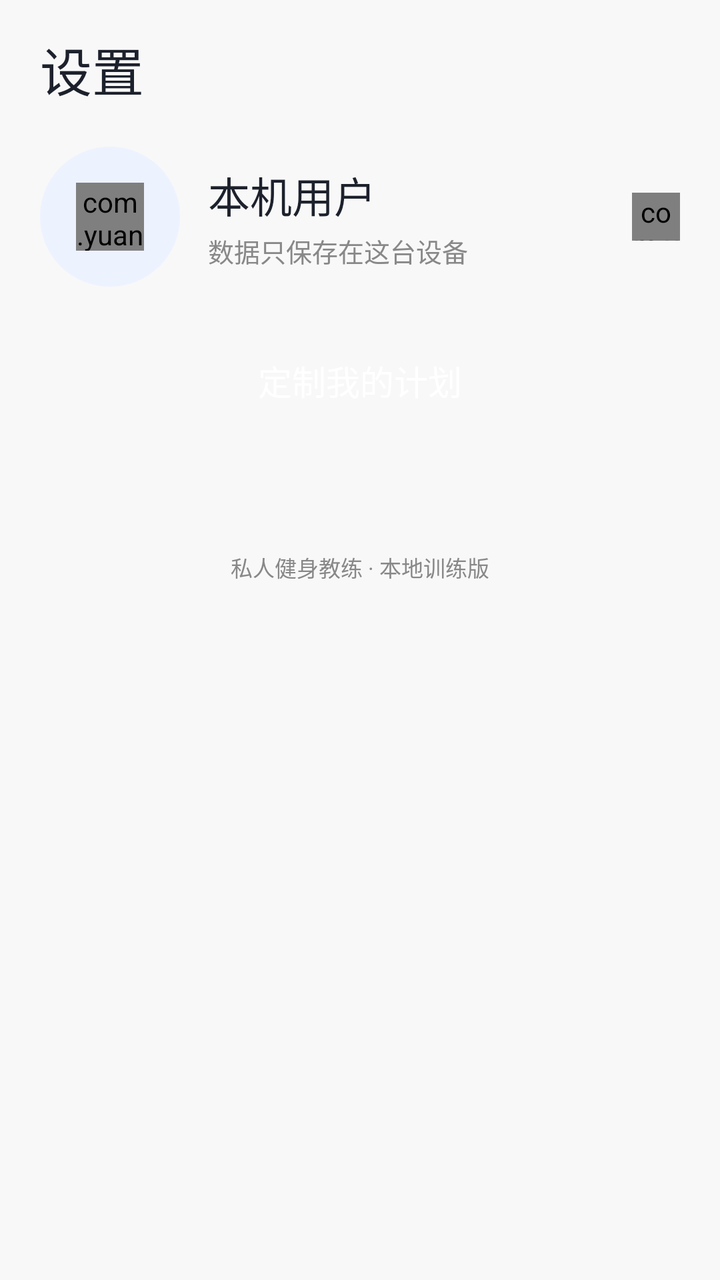
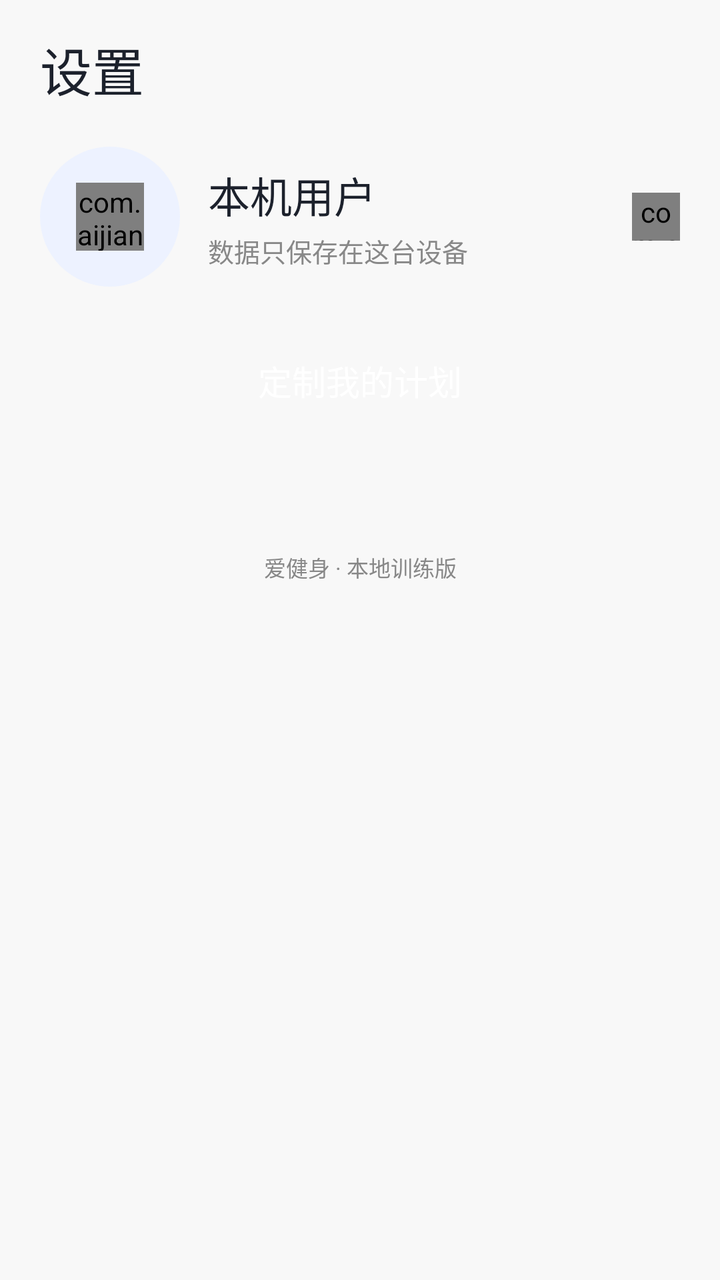

Compare the two renders of this Android layout. The source of the first and the diff that turns it into the second are given below.
<!-- AndroidManifest.xml: application theme AppTheme -->
<!-- res/layout/activity_settings.xml -->
<?xml version="1.0" encoding="utf-8"?>
<LinearLayout xmlns:android="http://schemas.android.com/apk/res/android"
    android:id="@+id/root"
    android:layout_width="match_parent"
    android:layout_height="match_parent"
    android:background="@color/bg"
    android:orientation="vertical">

    <ScrollView
        android:layout_width="match_parent"
        android:layout_height="0dp"
        android:layout_weight="1"
        android:clipToPadding="false"
        android:fillViewport="true"
        android:scrollbars="none">

        <LinearLayout
            android:layout_width="match_parent"
            android:layout_height="wrap_content"
            android:orientation="vertical"
            android:paddingLeft="20dp"
            android:paddingTop="16dp"
            android:paddingRight="20dp"
            android:paddingBottom="28dp">

            <TextView
                android:id="@+id/tv_title"
                android:layout_width="match_parent"
                android:layout_height="wrap_content"
                android:includeFontPadding="false"
                android:text="设置"
                android:textColor="@color/ink"
                android:textSize="26sp" />

            <LinearLayout
                android:id="@+id/profile_row"
                android:layout_width="match_parent"
                android:layout_height="wrap_content"
                android:layout_marginTop="20dp"
                android:gravity="center_vertical"
                android:orientation="horizontal">

                <FrameLayout
                    android:layout_width="70dp"
                    android:layout_height="70dp"
                    android:background="@drawable/bg_soft_circle">

                    <com.yuanlian.app.IconView
                        android:id="@+id/icon_user"
                        android:layout_width="34dp"
                        android:layout_height="34dp"
                        android:layout_gravity="center" />
                </FrameLayout>

                <LinearLayout
                    android:layout_width="0dp"
                    android:layout_height="wrap_content"
                    android:layout_marginLeft="14dp"
                    android:layout_weight="1"
                    android:orientation="vertical">

                    <TextView
                        android:id="@+id/tv_name"
                        android:layout_width="match_parent"
                        android:layout_height="wrap_content"
                        android:text="本机用户"
                        android:textColor="@color/ink"
                        android:textSize="21sp" />

                    <TextView
                        android:id="@+id/tv_sub"
                        android:layout_width="match_parent"
                        android:layout_height="wrap_content"
                        android:layout_marginTop="3dp"
                        android:text="数据只保存在这台设备"
                        android:textColor="@color/ink_soft"
                        android:textSize="13sp" />
                </LinearLayout>

                <com.yuanlian.app.IconView
                    android:id="@+id/btn_sync"
                    android:layout_width="24dp"
                    android:layout_height="24dp" />
            </LinearLayout>

            <TextView
                android:id="@+id/btn_custom"
                android:layout_width="match_parent"
                android:layout_height="54dp"
                android:layout_marginTop="20dp"
                android:gravity="center"
                android:text="定制我的计划"
                android:textColor="@color/white"
                android:textSize="17sp" />

            <LinearLayout
                android:id="@+id/card_main"
                android:layout_width="match_parent"
                android:layout_height="wrap_content"
                android:layout_marginTop="22dp"
                android:orientation="vertical" />

            <LinearLayout
                android:id="@+id/card_more"
                android:layout_width="match_parent"
                android:layout_height="wrap_content"
                android:layout_marginTop="16dp"
                android:orientation="vertical" />

            <TextView
                android:id="@+id/tv_footer"
                android:layout_width="match_parent"
                android:layout_height="wrap_content"
                android:layout_marginTop="20dp"
                android:gravity="center"
                android:text="私人健身教练 · 本地训练版"
                android:textColor="@color/ink_soft"
                android:textSize="11sp" />

        </LinearLayout>
    </ScrollView>

    <FrameLayout
        android:id="@+id/nav_holder"
        android:layout_width="match_parent"
        android:layout_height="wrap_content" />

</LinearLayout>
<!-- resources referenced by this layout -->
<resources>
  <color name="bg">#F8F8F8</color>
  <color name="ink">#1C212C</color>
  <color name="ink_soft">#888888</color>
  <color name="white">#FFFFFF</color>
  <!-- drawable bg_soft_circle (drawable) -->
  <?xml version="1.0" encoding="utf-8"?>
  <shape xmlns:android="http://schemas.android.com/apk/res/android"
      android:shape="oval">
      <solid android:color="#EDF2FF" />
  </shape>
  <style name="AppTheme" parent="@android:style/Theme.Material.Light.NoActionBar">
          <item name="android:windowBackground">#F8F8F8</item>
          <item name="android:statusBarColor">#F8F8F8</item>
          <item name="android:navigationBarColor">#F8F8F8</item>
          <item name="android:windowLightStatusBar">true</item>
          <item name="android:colorAccent">#004AFF</item>
      </style>
</resources>

<!-- the commit's change to res/layout/activity_settings.xml (unified diff, before → after) -->
@@ -45,7 +45,7 @@
                     android:layout_height="70dp"
                     android:background="@drawable/bg_soft_circle">
 
-                    <com.yuanlian.app.IconView
+                    <com.aijianshen.app.IconView
                         android:id="@+id/icon_user"
                         android:layout_width="34dp"
                         android:layout_height="34dp"
@@ -77,7 +77,7 @@
                         android:textSize="13sp" />
                 </LinearLayout>
 
-                <com.yuanlian.app.IconView
+                <com.aijianshen.app.IconView
                     android:id="@+id/btn_sync"
                     android:layout_width="24dp"
                     android:layout_height="24dp" />
@@ -113,7 +113,7 @@
                 android:layout_height="wrap_content"
                 android:layout_marginTop="20dp"
                 android:gravity="center"
-                android:text="私人健身教练 · 本地训练版"
+                android:text="爱健身 · 本地训练版"
                 android:textColor="@color/ink_soft"
                 android:textSize="11sp" />
 
